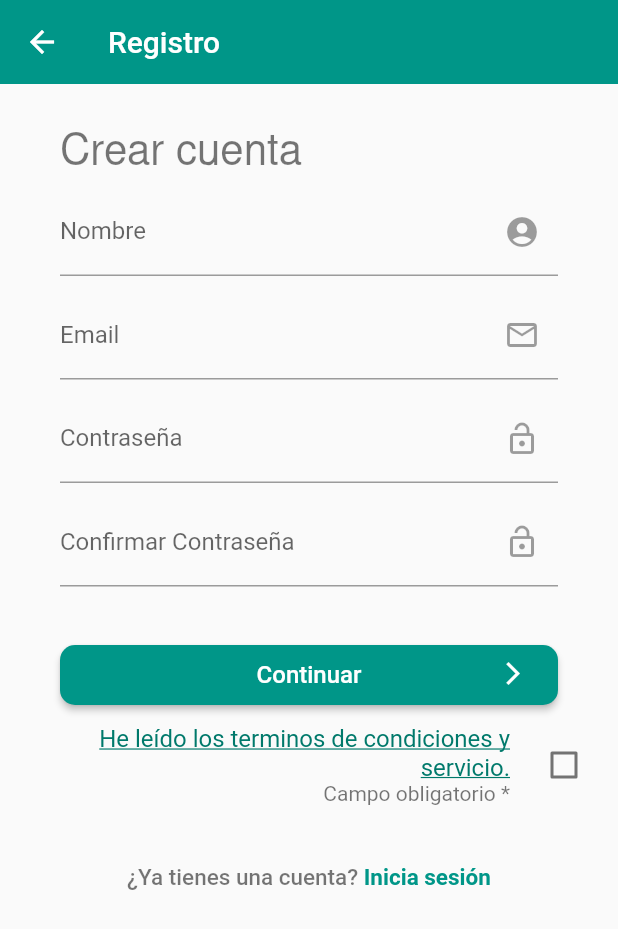
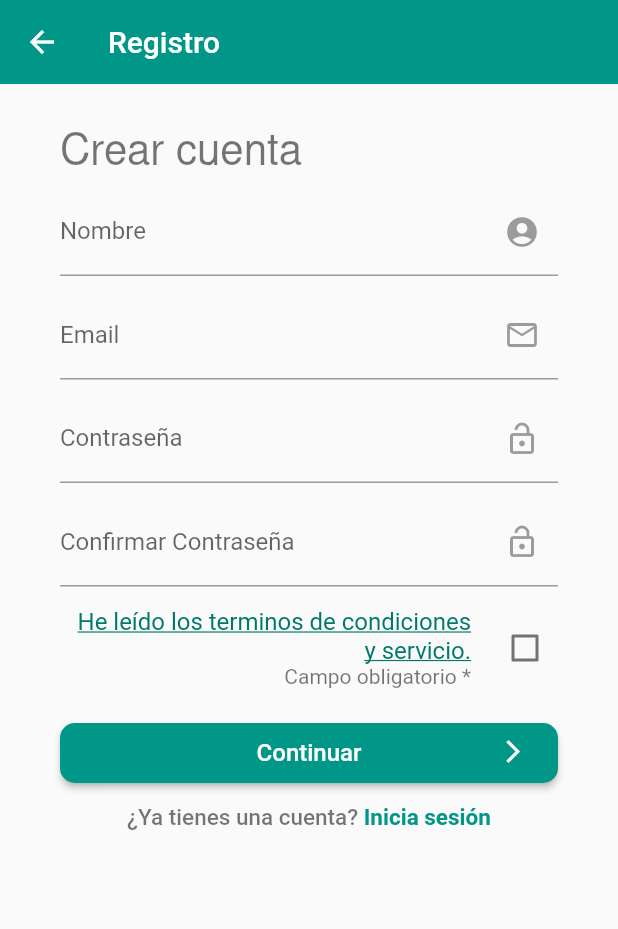
Before and after one commit to Zedrok/Smavy, a Flutter app: the RegisterPage screen opened by its route, on a phone screen of 412 x 824 dp. Shown: the top 929 px of the screen. Run offline on Flutter 3.47's test engine with Material 2 defaults, Android fonts, the light colour scheme and no system bars; our stand-ins replace cloud_firestore, dio, email_validator, firebase_auth, firebase_core, firebase_storage and 11 more; missing offline and left inert: custom_map_markers, flutter_polyline_points, geoflutterfire, google_directions_api; accounts and stored records are empty.

Commit message:
Cambios menores pre-presentación final

```diff
--- a/lib/src/pages/historial/historial_controller.dart
+++ b/lib/src/pages/historial/historial_controller.dart
@@ -47,7 +47,11 @@ class HistorialController {
   }
 
   void goToSummaryPage(String id) {
-    Navigator.pushNamed(context, 'routeDetails', arguments: id);
+     Navigator.pushNamed(
+      context, 'routeDetails', arguments:{
+        'id': id,
+        'boolSaved': false
+    });
   }
 
 }
--- a/lib/src/pages/home/home_controller.dart
+++ b/lib/src/pages/home/home_controller.dart
@@ -17,7 +17,6 @@ class HomePageController {
     _sharedPref.save('typeUser', _typeUser);
 
     // ignore: avoid_print
-    print('==home_cont====INIT=========');
     _authProvider.checkIfUserIsLogged(context);
     // ignore: avoid_print
     print(_typeUser);
--- a/lib/src/pages/main_map/main_map_page.dart
+++ b/lib/src/pages/main_map/main_map_page.dart
@@ -502,10 +502,7 @@ class _MainMapPageState extends State<MainMapPage> with SingleTickerProviderStat
             ),
           ),
         ),
-        Text(
-          '${user!.displayName}',
-          style: const TextStyle(color: Colors.white),
-        ),
+        // .00.
         Text(
           '${user?.providerData[0].email}',
           style: const TextStyle(color: Colors.white),
--- a/lib/src/pages/register/register_page.dart
+++ b/lib/src/pages/register/register_page.dart
@@ -54,8 +54,8 @@ class _RegisterPageState extends State<RegisterPage> {
             _textFieldEmail(),
             _textFieldPassword(),
             _textFieldConfirmPassword(),
+            _checkBox(),
             _buttonRegister(),
-            _checkBox(),
             _textHaveAccount(),
             // Expanded(child: Container()), Esto es para crear un objeto infinito
           ],
@@ -79,7 +79,7 @@ class _RegisterPageState extends State<RegisterPage> {
   Widget _textHaveAccount() {
     return Container(
       alignment: Alignment.center,
-      margin: const EdgeInsets.symmetric(vertical: 30, horizontal: 40),
+      margin: const EdgeInsets.symmetric(vertical: 10, horizontal: 40),
       child: Row(
         mainAxisAlignment: MainAxisAlignment.center,
         children: [
@@ -175,7 +175,7 @@ class _RegisterPageState extends State<RegisterPage> {
     return GestureDetector(
       onTap: _con.goToLogin,
       child: Container(
-        margin: const EdgeInsets.only(top: 30),
+        margin: const EdgeInsets.only(top: 10),
         child: ButtonApp(
           text: 'Continuar',
           onPressed: _con.register,
@@ -185,7 +185,9 @@ class _RegisterPageState extends State<RegisterPage> {
   }
 
   Widget _checkBox() {
-    return CheckboxListTile(
+    return SizedBox(
+      width: 360,
+      child: CheckboxListTile(
         title: GestureDetector(
           onTap: () {
             Navigator.of(context).pushNamed('terminos_condiciones_page');
@@ -210,6 +212,7 @@ class _RegisterPageState extends State<RegisterPage> {
           isCheck = newValue!;
           _con.isCheck = newValue;
         }),
+      ),
     );
   }
 
--- a/lib/src/pages/rutas_guardadas/rutas_guardadas_controller.dart
+++ b/lib/src/pages/rutas_guardadas/rutas_guardadas_controller.dart
@@ -47,7 +47,11 @@ class RutasGuardadasController {
   }
 
   void goToSummaryPage(String id) {
-    Navigator.pushNamed(context, 'routeDetails', arguments: id);
+    Navigator.pushNamed(
+      context, 'routeDetails', arguments:{
+        'id': id,
+        'boolSaved': true
+    });
   }
 
 }
--- a/lib/src/pages/rutas_guardadas/rutas_guardadas_page.dart
+++ b/lib/src/pages/rutas_guardadas/rutas_guardadas_page.dart
@@ -68,7 +68,7 @@ class _RutasGuardadasPageState extends State<RutasGuardadasPage> {
       title: Row(
         children: [
           SizedBox(
-            width: 153,
+            width: 143,
             child: Text(
               data.alias!,
               style: TextStyle(fontSize: 18, fontWeight: FontWeight.bold),
--- a/lib/src/providers/auth_provider.dart
+++ b/lib/src/providers/auth_provider.dart
@@ -30,7 +30,10 @@ class AuthProvider {
       } else {
         // ignore: avoid_print
         print('El usuario no está logeado');
-        Navigator.pushNamedAndRemoveUntil(context, 'login', (route) => false);
+
+        Future.delayed(const Duration(seconds: 2), () {
+          Navigator.pushNamedAndRemoveUntil(context, 'login', (route) => false);
+        });
       }
     });
   }
```
Also changed, not shown: lib/src/pages/route_details/advanced_details_controller.dart (+9 -0 lines), lib/src/pages/route_details/advanced_details_page.dart (+36 -4 lines), lib/src/pages/route_details/route_details_controller.dart (+7 -1 lines). Lines whose indentation alone changed are shown as unchanged.
